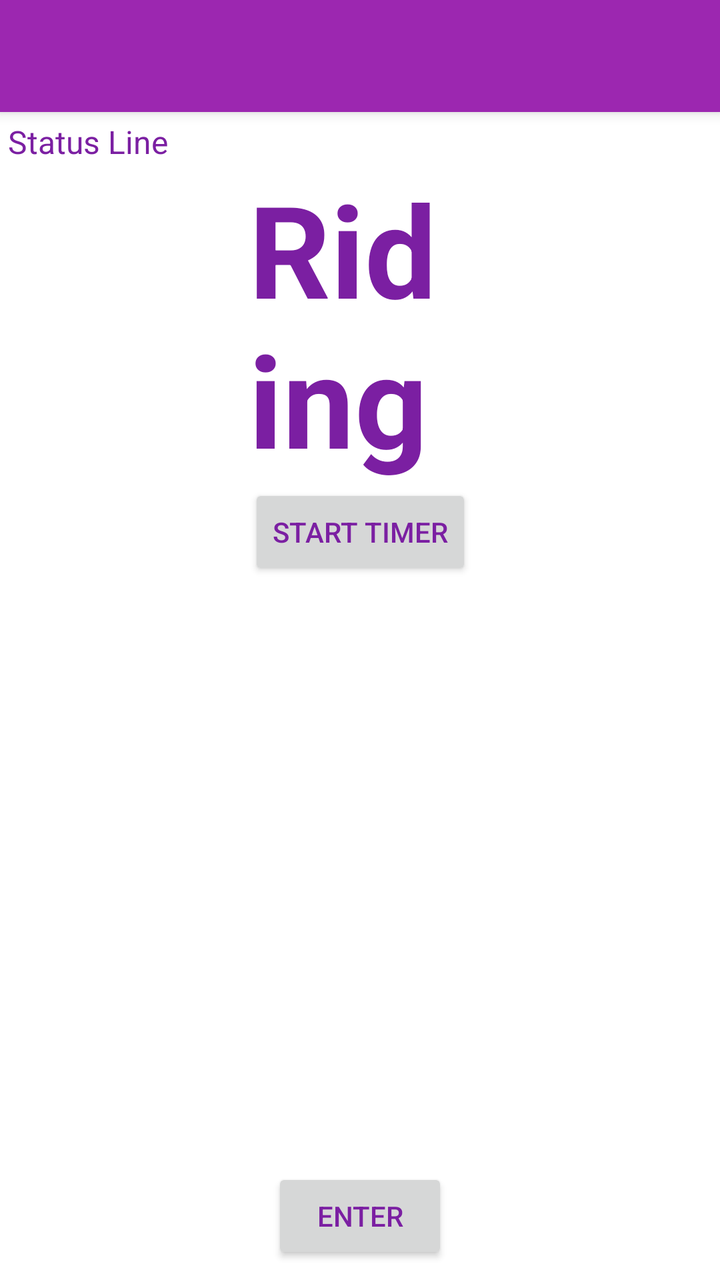
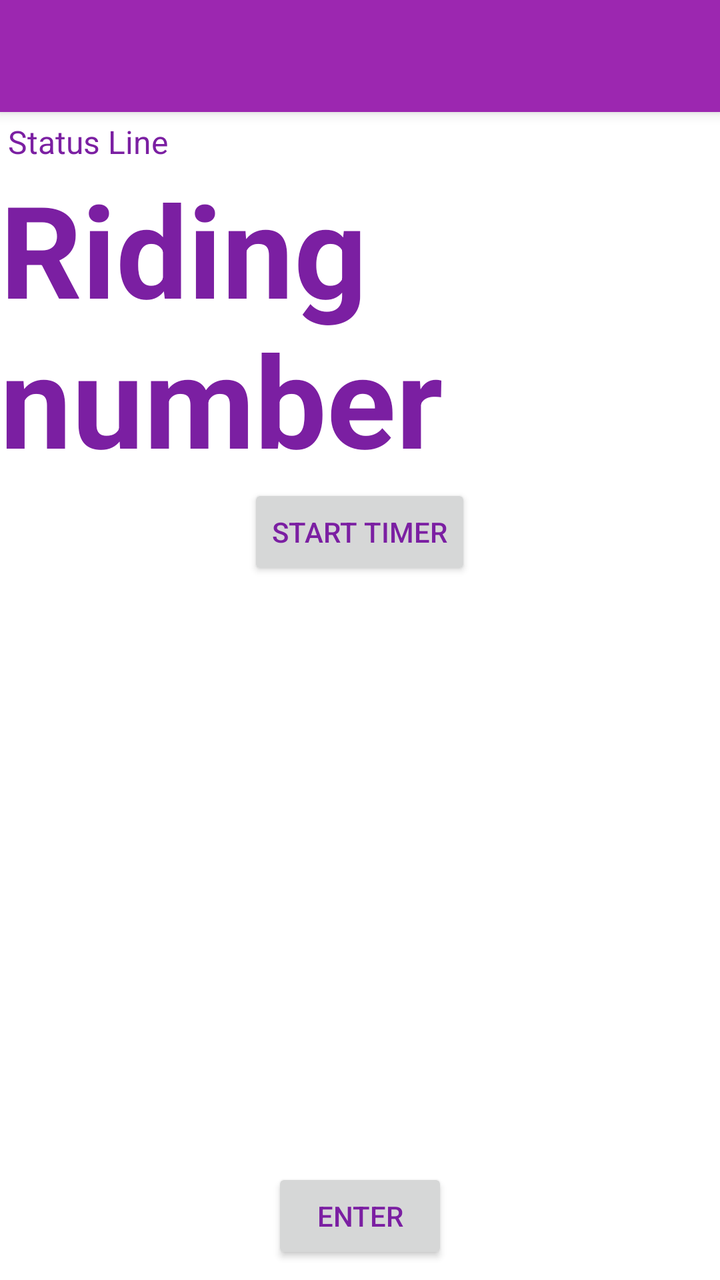

Compare the two renders of this Android layout. The source of the first and the diff that turns it into the second are given below.
<!-- AndroidManifest.xml: application theme Theme.Theme -->
<!-- res/layout/activity_timer.xml -->
<?xml version="1.0" encoding="utf-8"?>
<androidx.constraintlayout.widget.ConstraintLayout xmlns:android="http://schemas.android.com/apk/res/android"
    xmlns:tools="http://schemas.android.com/tools"
    android:layout_width="match_parent"
    android:layout_height="match_parent"
    xmlns:app="http://schemas.android.com/apk/res-auto"
    tools:context=".activities.TimerActivity">

    <androidx.appcompat.widget.Toolbar
        android:id="@+id/toolbar"
        android:layout_width="match_parent"
        android:layout_height="wrap_content"
        android:minHeight="?attr/actionBarSize"
        android:background="?attr/colorPrimaryVariant"
        android:elevation="4dp"
        android:theme="@style/Theme.Theme"
        app:layout_constraintTop_toTopOf="parent" />


    <TextView
        android:id="@+id/statusLine"
        android:layout_width="match_parent"
        android:layout_height="wrap_content"
        android:layout_margin="4dp"
        android:text="@string/status_line"
        android:textSize="16sp"
        app:layout_constraintTop_toBottomOf="@id/toolbar" />

    <LinearLayout
        android:id="@+id/content"
        android:layout_width="wrap_content"
        android:layout_height="wrap_content"
        android:orientation="vertical"
        app:layout_constraintEnd_toEndOf="parent"
        app:layout_constraintStart_toStartOf="parent"
        app:layout_constraintTop_toBottomOf="@id/statusLine">

        <TextView
            android:id="@+id/riderNumberLabel"
            style="@style/bigLabel"
            android:layout_width="match_parent"
            android:layout_height="wrap_content"
            android:text="@string/rider_number"
            android:textAlignment="center"
            android:textAppearance="@style/TextAppearance.AppCompat.Large" />

        <Button
            android:id="@+id/startClockButton"
            android:layout_width="wrap_content"
            android:layout_height="wrap_content"
            android:layout_marginBottom="8dp"
            android:text="@string/startTimerButtonText" />
    </LinearLayout>

    <Button
        android:id="@+id/finishButton"
        android:layout_width="wrap_content"
        android:layout_height="wrap_content"
        android:layout_marginBottom="8dp"
        android:text="@string/finishButtonText"
        app:layout_constraintBottom_toBottomOf="parent"
        app:layout_constraintEnd_toEndOf="parent"
        app:layout_constraintStart_toStartOf="parent" />

</androidx.constraintlayout.widget.ConstraintLayout>
<!-- resources referenced by this layout -->
<resources>
  <string name="finishButtonText">Enter</string>
  <string name="rider_number">Riding number</string>
  <string name="startTimerButtonText">start timer</string>
  <string name="status_line">Status Line</string>
  <style name="Theme.Theme" parent="Theme.MaterialComponents.DayNight.NoActionBar">
          
          <item name="colorPrimaryDark">@color/purple_900</item>
          <item name="colorPrimary">@color/purple_900</item>
          <item name="colorPrimaryVariant">@color/purple_500</item>
          <item name="colorOnPrimary">@color/white</item>
          <item name="android:textColorPrimary">@color/colorWhite</item>
          <item name="android:textColor">@color/purple_700</item>
  
          
          <item name="colorSecondary">@color/teal_200</item>
          <item name="colorSecondaryVariant">@color/teal_700</item>
          <item name="colorOnSecondary">@color/black</item>
          
  
          <item name="windowActionBar">false</item>
          <item name="windowNoTitle">true</item>
  
          <item name="android:statusBarColor">?attr/colorPrimaryDark</item>
          <item name="android:textColorSecondary">@color/white</item> 
          
          
      </style>
  <style name="bigLabel">
          <item name="android:textSize">64sp</item>
          <item name="android:textStyle">bold</item>
      </style>
  <color name="purple_900">#4A148C</color>
  <color name="purple_500">#9C27B0</color>
  <color name="white">#FFFFFFFF</color>
  <color name="colorWhite">#FFFFFFFF</color>
  <color name="purple_700">#7B1FA2</color>
  <color name="teal_200">#FF03DAC5</color>
  <color name="teal_700">#FF018786</color>
  <color name="black">#FF000000</color>
</resources>

<!-- the commit's change to res/layout/activity_timer.xml (unified diff, before → after) -->
@@ -28,8 +28,9 @@
 
     <LinearLayout
         android:id="@+id/content"
-        android:layout_width="wrap_content"
+        android:layout_width="match_parent"
         android:layout_height="wrap_content"
+        android:gravity="center_horizontal"
         android:orientation="vertical"
         app:layout_constraintEnd_toEndOf="parent"
         app:layout_constraintStart_toStartOf="parent"
@@ -38,7 +39,7 @@
         <TextView
             android:id="@+id/riderNumberLabel"
             style="@style/bigLabel"
-            android:layout_width="match_parent"
+            android:layout_width="wrap_content"
             android:layout_height="wrap_content"
             android:text="@string/rider_number"
             android:textAlignment="center"
